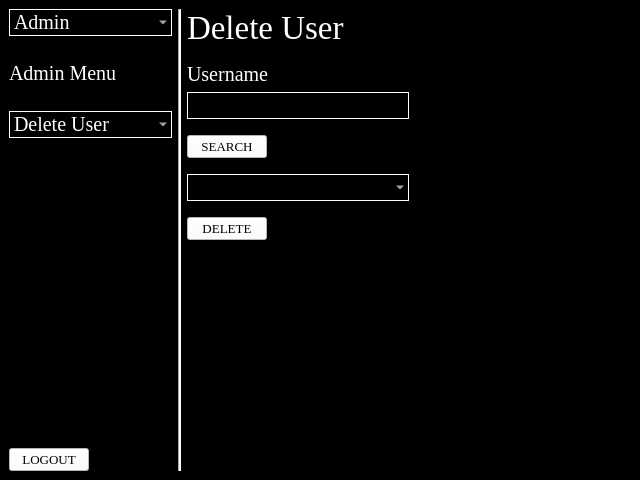
Old version of the form admin_page/change_password/change_password.ui in the repository siahaanabrahams/desktop_app.
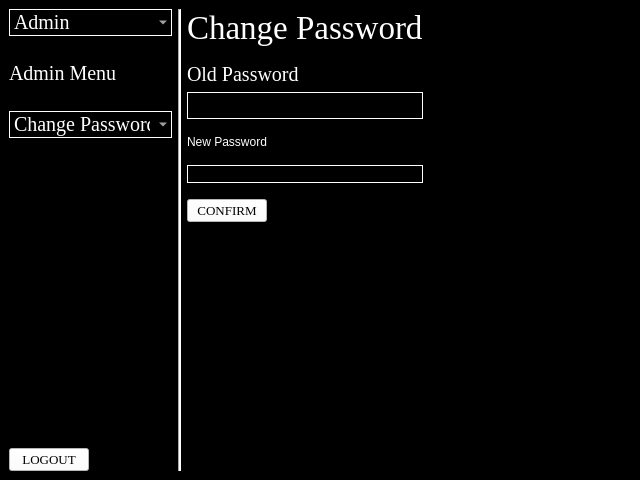
New version of the form.

```diff
--- a/admin_page/change_password/change_password.ui
+++ b/admin_page/change_password/change_password.ui
@@ -34,7 +34,7 @@
            <string notr="true">color: rgb(255, 255, 255);</string>
           </property>
           <property name="text">
-           <string>Delete User</string>
+           <string>Change Password</string>
           </property>
          </widget>
         </item>
@@ -60,13 +60,15 @@
            <font>
             <family>Times New Roman</family>
             <pointsize>15</pointsize>
+            <italic>false</italic>
+            <bold>false</bold>
            </font>
           </property>
           <property name="styleSheet">
            <string notr="true">color: rgb(255, 255, 255);</string>
           </property>
           <property name="text">
-           <string>Username</string>
+           <string>Old Password</string>
           </property>
          </widget>
         </item>
@@ -76,6 +78,8 @@
            <font>
             <family>Times New Roman</family>
             <pointsize>15</pointsize>
+            <italic>false</italic>
+            <bold>false</bold>
            </font>
           </property>
           <property name="styleSheet">
@@ -104,19 +108,14 @@
           </property>
          </spacer>
         </item>
-        <item alignment="Qt::AlignmentFlag::AlignLeft">
-         <widget class="QPushButton" name="searchButton">
-          <property name="font">
-           <font>
-            <family>Times New Roman</family>
-            <pointsize>10</pointsize>
-           </font>
-          </property>
+        <item>
+         <widget class="QLabel" name="label">
           <property name="styleSheet">
-           <string notr="true">background-color: rgb(255, 255, 255);</string>
+           <string notr="true">color: rgb(255, 255, 255);
+font: 15pt &quot;Times New Roman&quot;;</string>
           </property>
           <property name="text">
-           <string>SEARCH</string>
+           <string>New Password</string>
           </property>
          </widget>
         </item>
@@ -137,21 +136,10 @@
          </spacer>
         </item>
         <item>
-         <widget class="QComboBox" name="usernameList">
-          <property name="font">
-           <font>
-            <family>Times New Roman</family>
-            <pointsize>15</pointsize>
-           </font>
-          </property>
+         <widget class="QLineEdit" name="newPasswordInput">
           <property name="styleSheet">
-           <string notr="true">QComboBox {
-    color: white;
-    background-color: black;
-    border: 1px solid white; 
-}
-
-QComboBox QAbstractItemView {
+           <string notr="true">QLineEdit {
+	font: 15pt &quot;Times New Roman&quot;;
     color: white;
     background-color: black;
     border: 1px solid white; 
@@ -188,7 +176,7 @@
            <string notr="true">background-color: rgb(255, 255, 255);</string>
           </property>
           <property name="text">
-           <string>DELETE</string>
+           <string>CONFIRM</string>
           </property>
          </widget>
         </item>
@@ -352,7 +340,7 @@
           </property>
           <item>
            <property name="text">
-            <string>Delete User</string>
+            <string>Change Password</string>
            </property>
           </item>
           <item>
```
Left out of the diff: 10 changed lines with no effect on the pictures.
